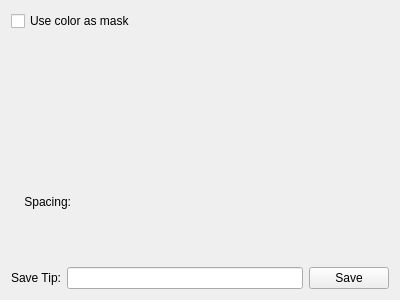
Above: krita/plugins/paintops/libpaintop/forms/wdgclipboardbrush.ui from KDE/krita before the change. Below: the same form after it.
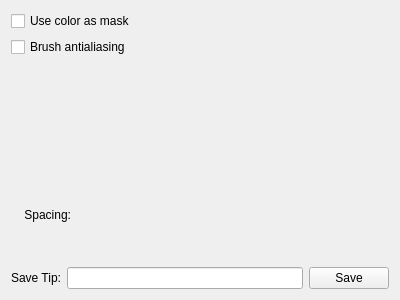
That is the form after the change. Custom widgets are drawn as their Qt base class.

Commit message:
Added an option that adds antialiasing border to a clipboard brush
There was some bug reported by Mifth telling that in some circumstances
clipboard brush can be aliased. I cannot remember the way to reproduce it.

Could anyone test whether this option of the clipboard brush can be
useful in any circumstances?

CCMAIL:kimageshop@kde.org

What changed in the file:
```diff
--- a/krita/plugins/paintops/libpaintop/forms/wdgclipboardbrush.ui
+++ b/krita/plugins/paintops/libpaintop/forms/wdgclipboardbrush.ui
@@ -12,15 +12,18 @@
   </property>
   <layout class="QVBoxLayout" name="verticalLayout">
    <item>
-    <layout class="QHBoxLayout" name="horizontalLayout_2">
-     <item>
       <widget class="QCheckBox" name="colorAsmask">
        <property name="text">
         <string>Use color as mask</string>
        </property>
       </widget>
      </item>
-    </layout>
+   <item>
+    <widget class="QCheckBox" name="chkSmoothBrush">
+     <property name="text">
+      <string>Brush antialiasing</string>
+     </property>
+    </widget>
    </item>
    <item>
     <layout class="QHBoxLayout" name="horizontalLayout">
```
Lines whose indentation alone changed are shown as unchanged. The commit also changes 1 other file.
